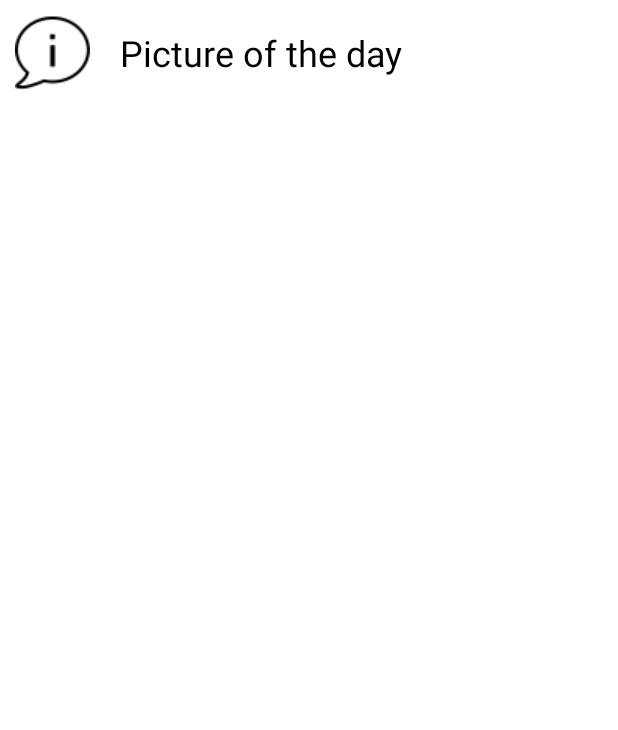
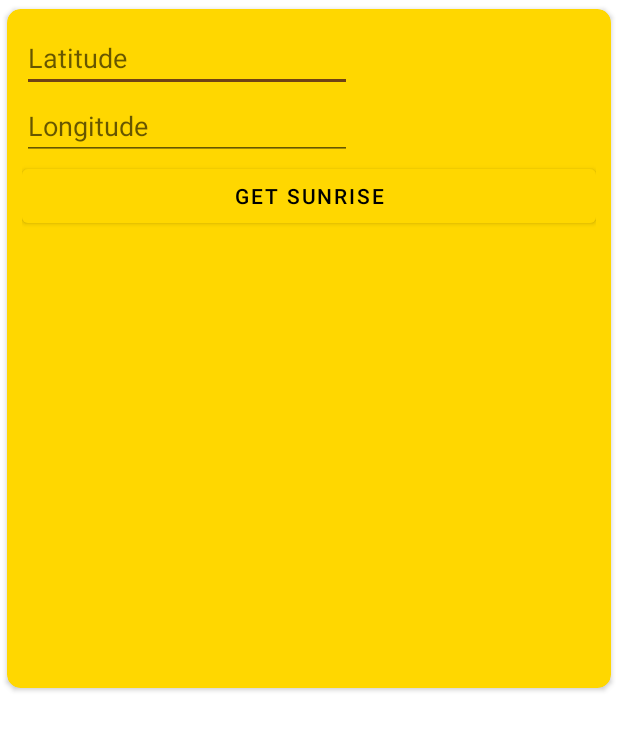
Before and after one commit to AlbertGregl/GoldenHourPhotography, an Android app: the layout item.xml on its own in the app's theme, with its tools: preview values and no code run, on a phone screen of 412 x 824 dp. Shown: the top 730 px of the screen. Run offline under Robolectric (Android 15) with nearby library versions, the phone set to English and light mode, and no system bars.

Commit message:
Refactoring view to display all necessary data from api.

```diff
--- a/app/src/main/java/hr/gregl/goldenhourphotography/HostActivity.kt
+++ b/app/src/main/java/hr/gregl/goldenhourphotography/HostActivity.kt
@@ -10,7 +10,6 @@ import androidx.navigation.Navigation
 import androidx.navigation.ui.NavigationUI
 import hr.gregl.goldenhourphotography.databinding.ActivityHostBinding
 
-@Suppress("DEPRECATION")
 class HostActivity : AppCompatActivity() {
     private lateinit var binding: ActivityHostBinding
     override fun onCreate(savedInstanceState: Bundle?) {
--- a/app/src/main/java/hr/gregl/goldenhourphotography/api/TimeWorker.kt
+++ b/app/src/main/java/hr/gregl/goldenhourphotography/api/TimeWorker.kt
@@ -10,7 +10,7 @@ class TimeWorker(
 ) : Worker(context, workerParams) {
 
     override fun doWork(): Result {
-        TimeFetcher(context).fetchItems(10)
+        TimeFetcher(context).fetchItems(45.815399, 15.966568)
         return Result.success()
     }
 
--- a/app/src/main/res/layout/item.xml
+++ b/app/src/main/res/layout/item.xml
@@ -1,35 +1,130 @@
 <?xml version="1.0" encoding="utf-8"?>
-<androidx.constraintlayout.widget.ConstraintLayout xmlns:android="http://schemas.android.com/apk/res/android"
-
+<androidx.cardview.widget.CardView xmlns:android="http://schemas.android.com/apk/res/android"
     xmlns:app="http://schemas.android.com/apk/res-auto"
     xmlns:tools="http://schemas.android.com/tools"
-    app:cardUseCompatPadding="true"
+    android:layout_width="match_parent"
+    android:layout_height="wrap_content"
+    app:cardBackgroundColor="?colorPrimary"
     app:cardCornerRadius="@dimen/_9dp"
-    app:cardBackgroundColor="?colorPrimary"
-    android:layout_width="match_parent"
-    android:layout_height="wrap_content">
+    app:cardUseCompatPadding="true">
 
     <LinearLayout
+        android:layout_width="match_parent"
+        android:layout_height="match_parent"
         android:padding="@dimen/_10dp"
-        android:layout_width="match_parent"
-        android:layout_height="match_parent">
+        android:orientation="vertical">
 
-        <ImageView
-            android:id="@+id/ivItem"
-            tools:src="@drawable/about"
-            android:layout_width="@dimen/_50dp"
-            android:layout_height="@dimen/_50dp" />
+        <EditText
+            android:id="@+id/etLatitude"
+            android:layout_width="@dimen/_220dp"
+            android:layout_height="wrap_content"
+            android:hint="@string/latitude_hint"
+            android:inputType="numberDecimal|numberSigned"
+            app:layout_constraintEnd_toStartOf="@+id/etLongitude"
+            app:layout_constraintStart_toStartOf="parent"
+            app:layout_constraintTop_toTopOf="parent" />
+
+        <EditText
+            android:id="@+id/etLongitude"
+            android:layout_width="@dimen/_220dp"
+            android:layout_height="wrap_content"
+            android:hint="@string/longitude_hint"
+            android:inputType="numberDecimal|numberSigned"
+            app:layout_constraintEnd_toEndOf="parent"
+            app:layout_constraintStart_toEndOf="@+id/etLatitude"
+            app:layout_constraintTop_toTopOf="parent" />
+
+        <Button
+            android:id="@+id/btnGetSunrise"
+            android:layout_width="match_parent"
+            android:layout_height="wrap_content"
+            android:text="@string/get_sunrise"
+            app:layout_constraintStart_toStartOf="parent"
+            app:layout_constraintTop_toBottomOf="@+id/etLatitude" />
 
         <TextView
+            android:id="@+id/tvDate"
             android:textColor="?colorOnPrimary"
-            android:id="@+id/tvTitle"
-            tools:text="Picture of the day"
             android:textSize="@dimen/_24sp"
             android:gravity="center_vertical"
             android:layout_marginStart="@dimen/_20dp"
             android:layout_width="match_parent"
             android:layout_height="match_parent" />
 
+        <TextView
+            android:id="@+id/tvTimeZone"
+            android:textColor="?colorOnPrimary"
+            android:textSize="@dimen/_24sp"
+            android:gravity="center_vertical"
+            android:layout_marginStart="@dimen/_20dp"
+            android:layout_width="match_parent"
+            android:layout_height="match_parent" />
+
+        <TextView
+            android:id="@+id/tvSunrise"
+            android:textColor="?colorOnPrimary"
+            android:textSize="@dimen/_24sp"
+            android:gravity="center_vertical"
+            android:layout_marginStart="@dimen/_20dp"
+            android:layout_width="match_parent"
+            android:layout_height="match_parent" />
+
+        <TextView
+            android:id="@+id/tvSunset"
+            android:textColor="?colorOnPrimary"
+            android:textSize="@dimen/_24sp"
+            android:gravity="center_vertical"
+            android:layout_marginStart="@dimen/_20dp"
+            android:layout_width="match_parent"
+            android:layout_height="match_parent" />
+
+        <TextView
+            android:id="@+id/tvFirstLight"
+            android:textColor="?colorOnPrimary"
+            android:textSize="@dimen/_24sp"
+            android:gravity="center_vertical"
+            android:layout_marginStart="@dimen/_20dp"
+            android:layout_width="match_parent"
+            android:layout_height="match_parent" />
+
+        <TextView
+            android:id="@+id/tvLastLight"
+            android:textColor="?colorOnPrimary"
+            android:textSize="@dimen/_24sp"
+            android:gravity="center_vertical"
+            android:layout_marginStart="@dimen/_20dp"
+            android:layout_width="match_parent"
+            android:layout_height="match_parent" />
+
+        <TextView
+            android:id="@+id/tvDawn"
+            android:textColor="?colorOnPrimary"
+            android:textSize="@dimen/_24sp"
+            android:gravity="center_vertical"
+            android:layout_marginStart="@dimen/_20dp"
+            android:layout_width="match_parent"
+            android:layout_height="match_parent" />
+
+        <TextView
+            android:id="@+id/tvDusk"
+            android:textColor="?colorOnPrimary"
+            android:textSize="@dimen/_24sp"
+            android:gravity="center_vertical"
+            android:layout_marginStart="@dimen/_20dp"
+            android:layout_width="match_parent"
+            android:layout_height="match_parent" />
+
+        <TextView
+            android:id="@+id/tvGoldenHour"
+            android:textColor="?colorOnPrimary"
+            android:textSize="@dimen/_24sp"
+            android:textStyle="bold"
+            android:gravity="center_vertical"
+            android:layout_marginStart="@dimen/_20dp"
+            android:layout_width="match_parent"
+            android:layout_height="match_parent" />
+
+
     </LinearLayout>
 
-</androidx.constraintlayout.widget.ConstraintLayout>
+</androidx.cardview.widget.CardView>
--- a/app/src/main/res/values/dimens.xml
+++ b/app/src/main/res/values/dimens.xml
@@ -9,4 +9,7 @@
     <dimen name="_9dp">9dp</dimen>
     <dimen name="_10dp">10dp</dimen>
     <dimen name="_24sp">24sp</dimen>
+    <dimen name="_18sp">18sp</dimen>
+    <dimen name="_220dp">220dp</dimen>
+    <dimen name="_28sp">28sp</dimen>
 </resources>
--- a/app/src/main/res/values/strings.xml
+++ b/app/src/main/res/values/strings.xml
@@ -10,4 +10,7 @@
     <string name="really_exit_the_application">Really exit the application?</string>
     <string name="cancel">Cancel</string>
     <string name="picture_of_a_day">Picture of a Day</string>
+    <string name="longitude_hint">Longitude</string>
+    <string name="latitude_hint">Latitude</string>
+    <string name="get_sunrise">Get Sunrise</string>
 </resources>
```
Also changed, not shown: app/src/main/java/hr/gregl/goldenhourphotography/adapter/ItemAdapter.kt (+21 -20 lines), app/src/main/java/hr/gregl/goldenhourphotography/api/ApiResponse.kt (added, +8 -0 lines), app/src/main/java/hr/gregl/goldenhourphotography/api/TimeApi.kt (+6 -4 lines), app/src/main/java/hr/gregl/goldenhourphotography/api/TimeFetcher.kt (+36 -35 lines), app/src/main/java/hr/gregl/goldenhourphotography/api/TimeItem.kt (+12 -8 lines), app/src/main/java/hr/gregl/goldenhourphotography/dao/TimeSqlHelper.kt (+15 -8 lines), app/src/main/java/hr/gregl/goldenhourphotography/framework/Extensions.kt (+16 -10 lines), app/src/main/java/hr/gregl/goldenhourphotography/model/Item.kt (+11 -4 lines).
